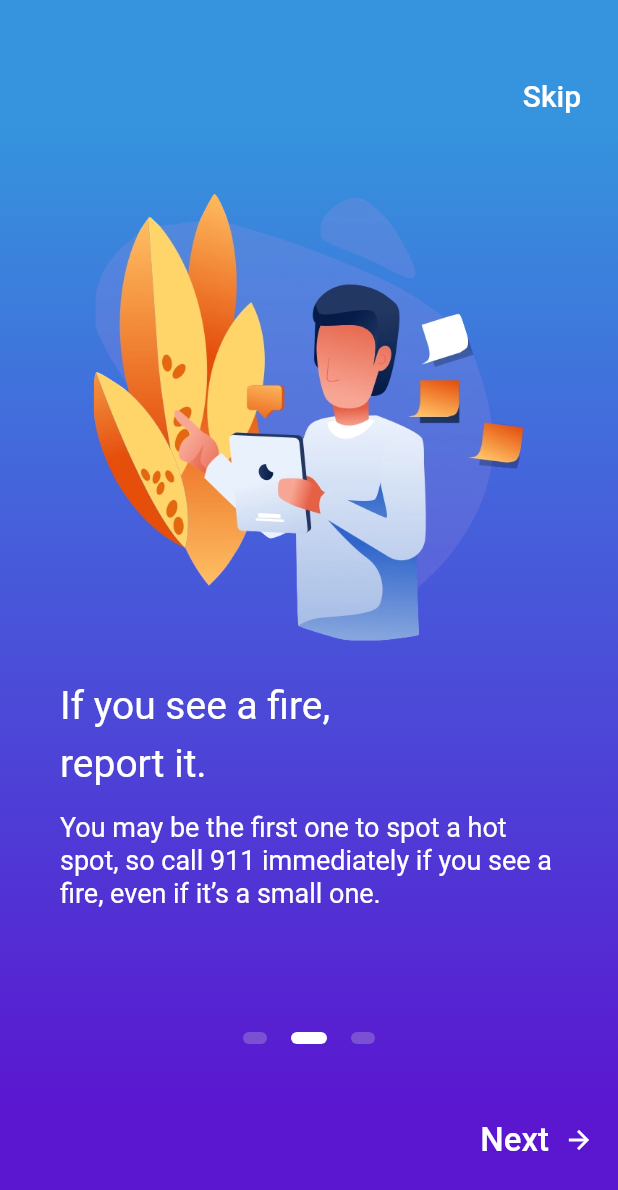
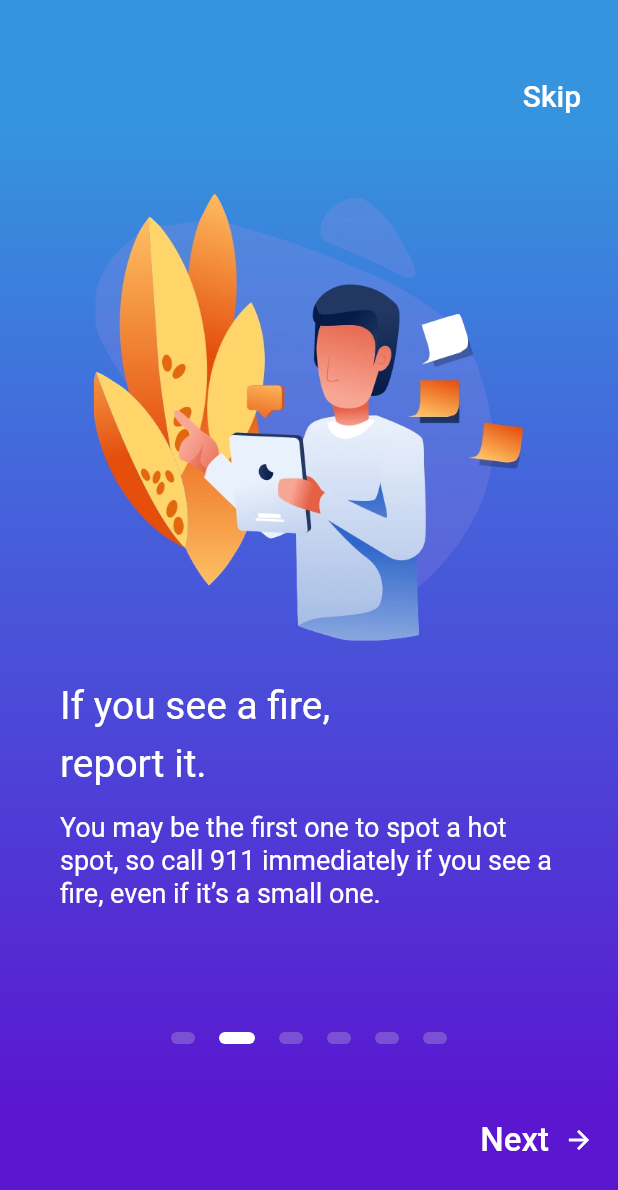
Before and after one commit to NullPointersInc/Zuko-Android, a Flutter app: the OnboardingScreen screen opened directly, after a tap on "Next", on a phone screen of 412 x 824 dp. Shown: the top 1190 px of the screen. Run offline on Flutter 3.47's test engine with Material 2 defaults, Android fonts, the phone set to English and light mode, and no system bars; our stand-ins replace curved_navigation_bar, dio, firebase_database, firebase_messaging, flutter_local_notifications, flutter_tts and 4 more; missing offline and left inert: about; accounts and stored records are empty; Roboto replaces fonts that are missing (CM Sans Serif).

Commit message:
zeko: Add more help screens and TTS

```diff
--- a/lib/main.dart
+++ b/lib/main.dart
@@ -1,5 +1,6 @@
 import 'package:curved_navigation_bar/curved_navigation_bar.dart';
 import 'package:flutter/material.dart';
+import 'package:flutter_tts/flutter_tts.dart';
 import 'package:fluttertoast/fluttertoast.dart';
 import 'package:zuko/pages/cameraPage.dart';
 import 'package:zuko/pages/infoPage.dart';
@@ -163,6 +164,13 @@ class MyHomePage extends StatefulWidget {
 class _MyHomePageState extends State<MyHomePage> {
   int _pageIndex = 2;
 
+  FlutterTts flutterTts = new FlutterTts();
+  Future speak(String txt) async {
+    await flutterTts.setLanguage("en-US");
+    await flutterTts.setPitch(1);
+    await flutterTts.setSpeechRate(0.8);
+    await flutterTts.speak(txt);
+  }
   final CameraPage _cameraPage = CameraPage();
   final InfoPage _infoPage = InfoPage();
   final MainPage _mainPage = MainPage();
@@ -174,6 +182,7 @@ class _MyHomePageState extends State<MyHomePage> {
   Widget _pageChooser(int page){
     switch(page) {
       case 0:
+        speak("Before you leave, prepare your home");
         return _safetyPage;
         break;
       case 1:
--- a/lib/screens/onboarding_screen.dart
+++ b/lib/screens/onboarding_screen.dart
@@ -2,14 +2,16 @@ import 'package:flutter/material.dart';
 import 'package:flutter/services.dart';
 import 'package:zuko/main.dart';
 import 'package:zuko/utilities/styles.dart';
+import 'package:flutter_tts/flutter_tts.dart';
 
 class OnboardingScreen extends StatefulWidget {
   @override
   _OnboardingScreenState createState() => _OnboardingScreenState();
 }
 
+
 class _OnboardingScreenState extends State<OnboardingScreen> {
-  final int _numPages = 3;
+  final int _numPages = 6;
   final PageController _pageController = PageController(initialPage: 0);
   int _currentPage = 0;
 
@@ -21,6 +23,15 @@ class _OnboardingScreenState extends State<OnboardingScreen> {
     return list;
   }
 
+  FlutterTts flutterTts = new FlutterTts();
+
+  Future speak(String txt) async{
+    await flutterTts.setLanguage("en-US");
+    await flutterTts.setPitch(1);
+    await flutterTts.setSpeechRate(0.8);
+    await flutterTts.speak(txt);
+
+  }
   Widget _indicator(bool isActive) {
     return AnimatedContainer(
       duration: Duration(milliseconds: 150),
@@ -79,6 +90,18 @@ class _OnboardingScreenState extends State<OnboardingScreen> {
                     physics: ClampingScrollPhysics(),
                     controller: _pageController,
                     onPageChanged: (int page) {
+                      switch (page){
+                        case 1: speak("If you see a fire, please report it");
+                        break;
+                        case 2: speak("Check  your vents");
+                        break;
+                        case 3: speak("Make it easy for firefighters");
+                        break;
+                        case 4: speak("Locate your evacuation kit");
+                        break;
+                        case 5: speak("Get to the safe zone");
+                        break;
+                      }
                       setState(() {
                         _currentPage = page;
                       });
@@ -151,6 +174,7 @@ class _OnboardingScreenState extends State<OnboardingScreen> {
                                 height: 300.0,
                                 width: 300.0,
                               ),
+
                             ),
                             SizedBox(height: 30.0),
                             Text(
@@ -160,6 +184,87 @@ class _OnboardingScreenState extends State<OnboardingScreen> {
                             SizedBox(height: 15.0),
                             Text(
                               'Special fire prevention vents, such as those from BrandGuard, resist flames and embers and can help protect your home from wildfire damage',
+                              style: kSubtitleStyle,
+                            ),
+                          ],
+                        ),
+                      ),
+                      Padding(
+                        padding: EdgeInsets.all(40.0),
+                        child: Column(
+                          crossAxisAlignment: CrossAxisAlignment.start,
+                          children: <Widget>[
+                            Center(
+                              child: Image(
+                                image: AssetImage(
+                                  'assets/onboarding0.png',
+                                ),
+                                height: 300.0,
+                                width: 300.0,
+                              ),
+                            ),
+                            SizedBox(height: 20.0),
+                            Text(
+                              'Make it easy for firefighters',
+                              style: kTitleStyle,
+                            ),
+                            SizedBox(height: 15.0),
+                            Text(
+                              'If your home is gated, leave the gate propped open to allow fire fighters easy access to your property',
+                              style: kSubtitleStyle,
+                            ),
+                          ],
+                        ),
+                      ),
+                      Padding(
+                        padding: EdgeInsets.all(40.0),
+                        child: Column(
+                          crossAxisAlignment: CrossAxisAlignment.start,
+                          children: <Widget>[
+                            Center(
+                              child: Image(
+                                image: AssetImage(
+                                  'assets/onboarding1.png',
+                                ),
+                                height: 300.0,
+                                width: 300.0,
+                              ),
+                            ),
+                            SizedBox(height: 20.0),
+                            Text(
+                              'Locate your evacuation kits',
+                              style: kTitleStyle,
+                            ),
+                            SizedBox(height: 15.0),
+                            Text(
+                              'Make sure your evacuation kits are ready to go – for yourself, your family and your pets – in case you need to leave.',
+                              style: kSubtitleStyle,
+                            ),
+                          ],
+                        ),
+                      ),
+                      Padding(
+                        padding: EdgeInsets.all(40.0),
+                        child: Column(
+                          crossAxisAlignment: CrossAxisAlignment.start,
+                          children: <Widget>[
+                            Center(
+                              child: Image(
+                                image: AssetImage(
+                                  'assets/onboarding2.png',
+                                ),
+                                height: 300.0,
+                                width: 300.0,
+                              ),
+                            ),
+                            SizedBox(height: 20.0),
+                            Text(
+                              'Get to the safe zone',
+                              style: kTitleStyle,
+                            ),
+                            SizedBox(height: 15.0),
+                            Text(
+                              'Safety of human is the top priority, get to a local emergency evacuation area',
                               style: kSubtitleStyle,
                             ),
                           ],
--- a/pubspec.yaml
+++ b/pubspec.yaml
@@ -32,7 +32,7 @@ dependencies:
   firebase_database:
   firebase_storage:
   flutter_local_notifications:
-
+  flutter_tts:
   # The following adds the Cupertino Icons font to your application.
   # Use with the CupertinoIcons class for iOS style icons.
   cupertino_icons: ^0.1.2
```
Also changed, not shown: pubspec.lock, 1 other file.
